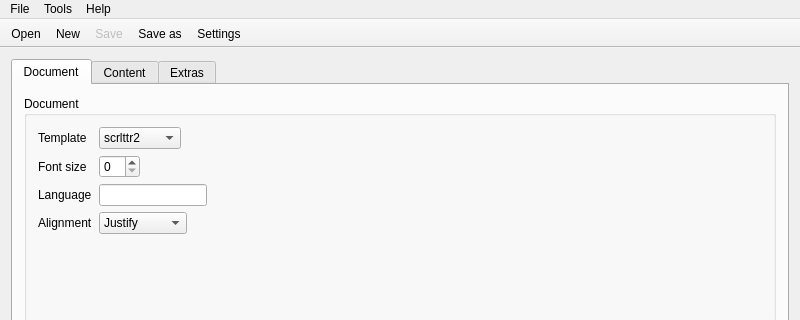
Above: clattr.ui from blblblu/Clattr before the change; both pictures show x 0 to 800 and y 0 to 320 of the 800 by 600 pixel window. Below: the same form after it.
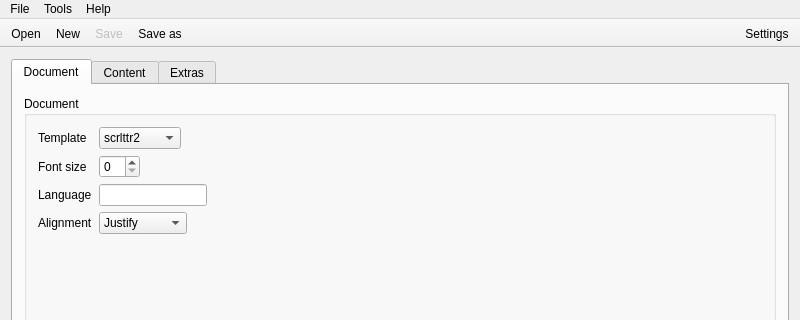
That is the form after the change. Icons and pictures are not drawn.

```diff
--- a/clattr.ui
+++ b/clattr.ui
@@ -408,6 +408,23 @@
    <addaction name="actionNew"/>
    <addaction name="actionSave"/>
    <addaction name="actionSaveAs"/>
+  </widget>
+  <widget class="QToolBar" name="toolBar_2">
+   <property name="windowTitle">
+    <string>toolBar_2</string>
+   </property>
+   <property name="layoutDirection">
+    <enum>Qt::RightToLeft</enum>
+   </property>
+   <property name="movable">
+    <bool>false</bool>
+   </property>
+   <attribute name="toolBarArea">
+    <enum>TopToolBarArea</enum>
+   </attribute>
+   <attribute name="toolBarBreak">
+    <bool>false</bool>
+   </attribute>
    <addaction name="actionSettings"/>
   </widget>
   <action name="actionSave">
```
Left out of the diff: 10 changed lines with no effect on the pictures.
